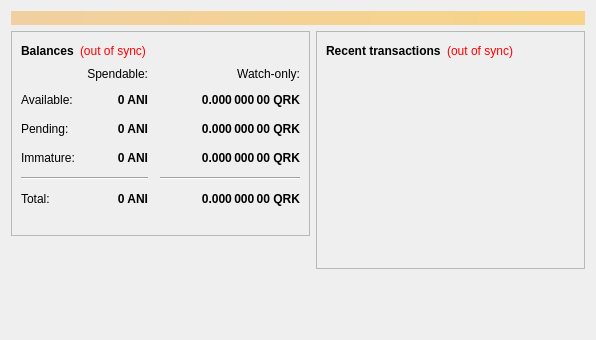
Above: src/qt/forms/overviewpage.ui from Animecointeam/Animecoin before the change. Below: the same form after it.
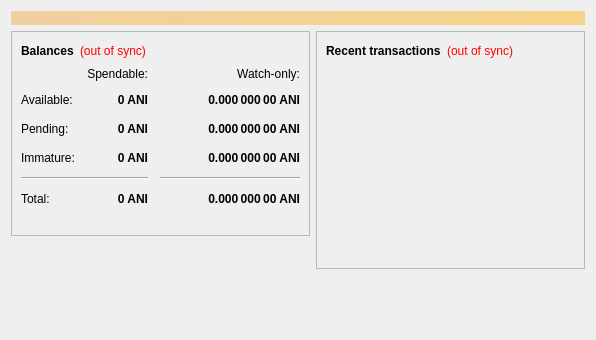
That is the form after the change. Icons and pictures are not drawn.

```diff
--- a/src/qt/forms/overviewpage.ui
+++ b/src/qt/forms/overviewpage.ui
@@ -112,7 +112,7 @@
                <string>Unconfirmed transactions to watch-only addresses</string>
               </property>
                 <property name="text">
-               <string notr="true">0.000 000 00 QRK</string>
+               <string notr="true">0.000 000 00 ANI</string>
               </property>
               <property name="alignment">
                <set>Qt::AlignRight|Qt::AlignTrailing|Qt::AlignVCenter</set>
@@ -162,7 +162,7 @@
                <string>Mined balance in watch-only addresses that has not yet matured</string>
               </property>
                 <property name="text">
-               <string notr="true">0.000 000 00 QRK</string>
+               <string notr="true">0.000 000 00 ANI</string>
               </property>
               <property name="alignment">
                <set>Qt::AlignRight|Qt::AlignTrailing|Qt::AlignVCenter</set>
@@ -290,7 +290,7 @@
                <string>Current total balance in watch-only addresses</string>
               </property>
                 <property name="text">
-               <string notr="true">0.000 000 00 QRK</string>
+               <string notr="true">0.000 000 00 ANI</string>
               </property>
               <property name="alignment">
                <set>Qt::AlignRight|Qt::AlignTrailing|Qt::AlignVCenter</set>
@@ -357,7 +357,7 @@
                <string>Your current balance in watch-only addresses</string>
               </property>
               <property name="text">
-               <string notr="true">0.000 000 00 QRK</string>
+               <string notr="true">0.000 000 00 ANI</string>
               </property>
               <property name="alignment">
                <set>Qt::AlignRight|Qt::AlignTrailing|Qt::AlignVCenter</set>
```
